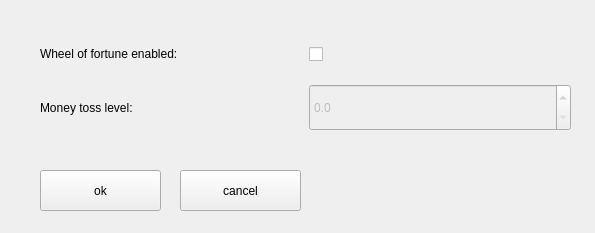
Qt form blue-app/ui/WheelSettings.ui (matus-u/sz-bluetooth) before a commit.
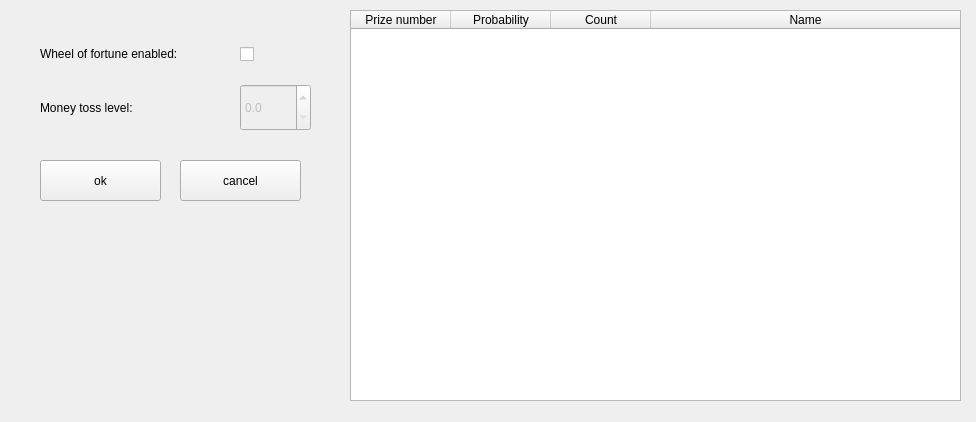
The same form after that commit.

Commit message: show prize counts and probabilities

```diff
--- a/blue-app/ui/WheelSettings.ui
+++ b/blue-app/ui/WheelSettings.ui
@@ -6,8 +6,8 @@
    <rect>
     <x>0</x>
     <y>0</y>
-    <width>595</width>
-    <height>233</height>
+    <width>976</width>
+    <height>422</height>
    </rect>
   </property>
   <property name="windowTitle">
@@ -17,7 +17,7 @@
    <property name="geometry">
     <rect>
      <x>40</x>
-     <y>170</y>
+     <y>160</y>
      <width>121</width>
      <height>41</height>
     </rect>
@@ -33,7 +33,7 @@
    <property name="geometry">
     <rect>
      <x>180</x>
-     <y>170</y>
+     <y>160</y>
      <width>121</width>
      <height>41</height>
     </rect>
@@ -50,11 +50,11 @@
     <rect>
      <x>40</x>
      <y>30</y>
-     <width>531</width>
+     <width>271</width>
      <height>101</height>
     </rect>
    </property>
-   <layout class="QGridLayout" name="gridLayout">
+   <layout class="QGridLayout" name="gridLayout" columnstretch="3,1">
     <item row="0" column="0">
      <widget class="QLabel" name="label">
       <property name="text">
@@ -103,6 +103,45 @@
     </item>
    </layout>
   </widget>
+  <widget class="QTableWidget" name="probTableWidget">
+   <property name="geometry">
+    <rect>
+     <x>350</x>
+     <y>10</y>
+     <width>611</width>
+     <height>391</height>
+    </rect>
+   </property>
+   <property name="showGrid">
+    <bool>true</bool>
+   </property>
+   <attribute name="horizontalHeaderStretchLastSection">
+    <bool>true</bool>
+   </attribute>
+   <attribute name="verticalHeaderVisible">
+    <bool>false</bool>
+   </attribute>
+   <column>
+    <property name="text">
+     <string>Prize number</string>
+    </property>
+   </column>
+   <column>
+    <property name="text">
+     <string>Probability</string>
+    </property>
+   </column>
+   <column>
+    <property name="text">
+     <string>Count</string>
+    </property>
+   </column>
+   <column>
+    <property name="text">
+     <string>Name</string>
+    </property>
+   </column>
+  </widget>
  </widget>
  <resources/>
  <connections/>
```
The commit also changes 3 other files.
